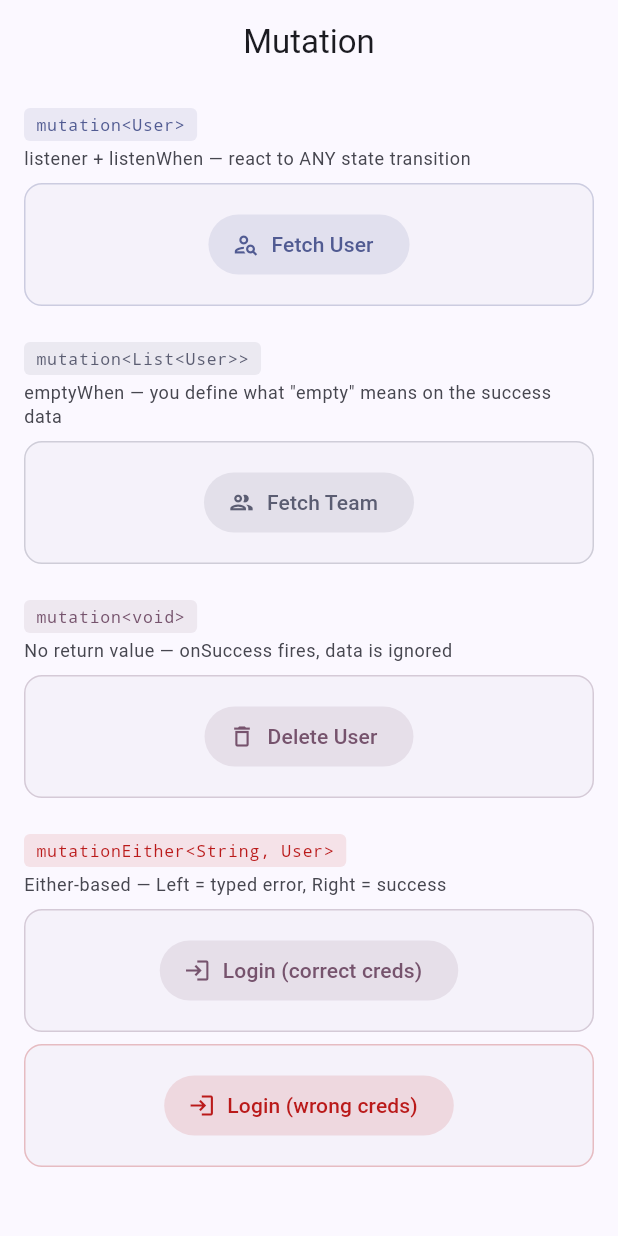
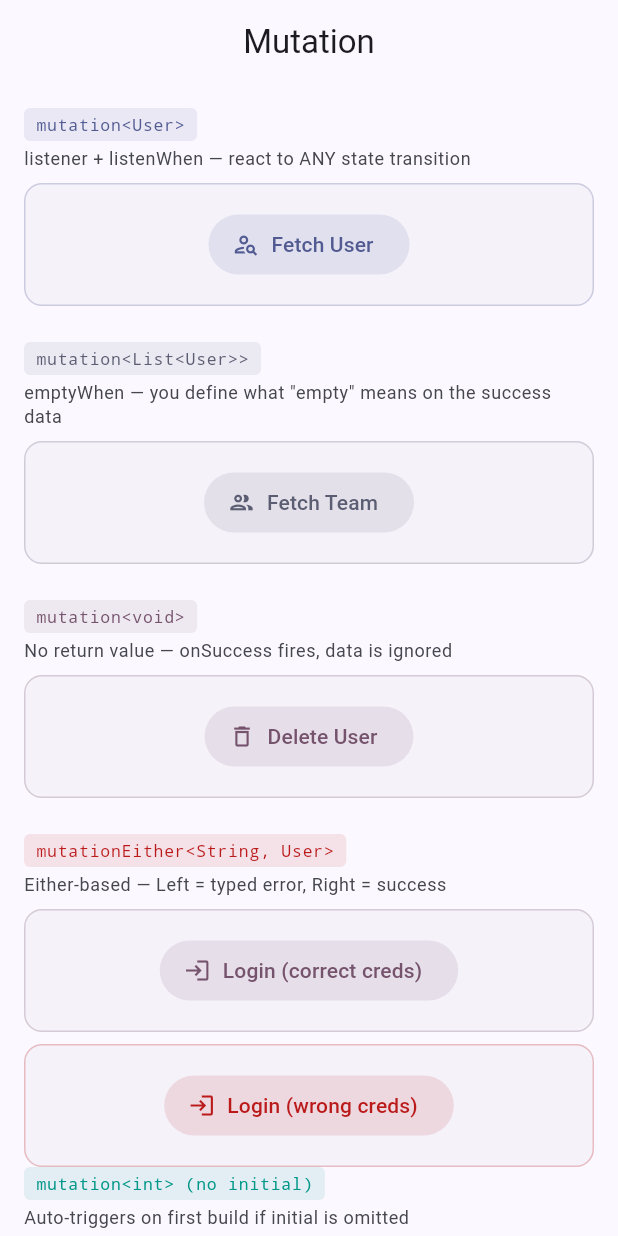
Before and after one commit to edkluivert/solid, a Flutter app: the MutationTab screen opened directly, on a phone screen of 412 x 824 dp. Run offline on Flutter 3.47's test engine with Material 3 defaults, Android fonts, the phone set to English and light mode, and no system bars; our stand-ins replace equatable, formz.

Commit message:
feat: Enhance MutationBuilder with optional initial parameter and auto-trigger functionality

```diff
--- a/example/lib/mutation_view_model.dart
+++ b/example/lib/mutation_view_model.dart
@@ -45,6 +45,12 @@ class _FakeRepo {
       return _Either.right(User(name: 'Demo User', email: email));
     }
     return const _Either.left('Wrong email or password');
+  }
+
+  /// Integer value for auto-trigger demo.
+  Future<int> fetchUsersCount() async {
+    await Future<void>.delayed(const Duration(milliseconds: 1500));
+    return 42;
   }
 }
 
@@ -101,4 +107,7 @@ class MutationViewModel extends Solid<MutationDemoState> {
   late final loginEitherFail = mutationEither<String, User>(
     () => _repo.loginEither('wrong@email.com', 'bad'),
   );
+
+  // 5. Auto-trigger — demos optional initial builder
+  late final fetchUsersCount = mutation<int>(() => _repo.fetchUsersCount());
 }
--- a/example/lib/ui/cart_tab.dart
+++ b/example/lib/ui/cart_tab.dart
@@ -18,7 +18,7 @@ class CartTab extends StatelessWidget {
               ..hideCurrentSnackBar()
               ..showSnackBar(
                 SnackBar(
-                  content: Text('✅ Order placed! Ref: ${state.checkoutRef}'),
+                  content: Text('Order placed! Ref: ${state.checkoutRef}'),
                   backgroundColor: Theme.of(context).colorScheme.primary,
                   behavior: SnackBarBehavior.floating,
                   duration: const Duration(seconds: 4),
--- a/example/lib/ui/counter_tab.dart
+++ b/example/lib/ui/counter_tab.dart
@@ -15,8 +15,9 @@ class CounterTab extends StatelessWidget {
           if (state.count != 0 && state.count % 10 == 0) {
             ScaffoldMessenger.of(context).showSnackBar(
               SnackBar(
-                content: Text('🎉 Milestone: ${state.count}!'),
-                duration: const Duration(seconds: 2),
+                content: Text('Milestone: ${state.count}!'),
+                behavior: SnackBarBehavior.floating,
+                duration: const Duration(seconds: 1),
               ),
             );
           }
--- a/lib/src/widgets/mutation_builder.dart
+++ b/lib/src/widgets/mutation_builder.dart
@@ -65,7 +65,9 @@ class MutationBuilder<T> extends StatefulWidget {
   // ── Builder callbacks ─────────────────────────────────────────────────────
 
   /// Rendered while the mutation is in [MutationInitial] state.
-  final Widget Function(BuildContext context) initial;
+  /// If omitted, the mutation is triggered automatically on first build,
+  /// and [loading] is rendered instead.
+  final Widget Function(BuildContext context)? initial;
 
   /// Rendered while the mutation is in [MutationLoading] state.
   final Widget Function(BuildContext context) loading;
@@ -132,7 +134,7 @@ class MutationBuilder<T> extends StatefulWidget {
   const MutationBuilder({
     super.key,
     required this.mutation,
-    required this.initial,
+    this.initial,
     required this.loading,
     required this.success,
     required this.error,
@@ -160,6 +162,7 @@ class _MutationBuilderState<T> extends State<MutationBuilder<T>> {
     super.initState();
     _lastState = widget.mutation.state;
     widget.mutation.addListener(_onChanged);
+    _checkAutoTrigger();
   }
 
   @override
@@ -169,6 +172,17 @@ class _MutationBuilderState<T> extends State<MutationBuilder<T>> {
       old.mutation.removeListener(_onChanged);
       _lastState = widget.mutation.state;
       widget.mutation.addListener(_onChanged);
+      _checkAutoTrigger();
+    } else if (old.initial != null && widget.initial == null) {
+      _checkAutoTrigger();
+    }
+  }
+
+  void _checkAutoTrigger() {
+    if (widget.initial == null && _lastState is MutationInitial<T>) {
+      WidgetsBinding.instance.addPostFrameCallback((_) {
+        if (mounted) widget.mutation.execute();
+      });
     }
   }
 
@@ -179,6 +193,8 @@ class _MutationBuilderState<T> extends State<MutationBuilder<T>> {
   }
 
   void _onChanged() {
+    if (!mounted) return;
+
     final next = widget.mutation.state;
     final previous = _lastState;
 
@@ -219,11 +235,14 @@ class _MutationBuilderState<T> extends State<MutationBuilder<T>> {
   Widget build(BuildContext context) {
     final s = _lastState;
     return switch (s) {
-      MutationInitial<T>() => widget.initial(context),
+      MutationInitial<T>() =>
+        widget.initial?.call(context) ?? widget.loading(context),
       MutationLoading<T>() => widget.loading(context),
       MutationSuccess<T>() => _buildSuccess(context, s.data),
       MutationError<T>() => widget.error(context, s.error),
-      _ => widget.initial(context),
+      MutationEmpty<T>() =>
+        widget.empty?.call(context) ?? const SizedBox.shrink(),
+      _ => widget.initial?.call(context) ?? widget.loading(context),
     };
   }
 
--- a/pubspec.yaml
+++ b/pubspec.yaml
@@ -1,7 +1,7 @@
 name: solid_x
 description: >
   Inspired by Kotlin's `ViewModel + StateFlow` pattern, Solid provides a clean architecture to manage your application's state with zero code generation and zero boilerplate.
-version: 2.1.0
+version: 2.1.1
 homepage: https://github.com/edkluivert/solid
 repository: https://github.com/edkluivert/solid
 issue_tracker: https://github.com/edkluivert/solid/issues
```
Also changed, not shown: example/lib/ui/mutation_tab.dart (+59 -8 lines), 2 other files.
